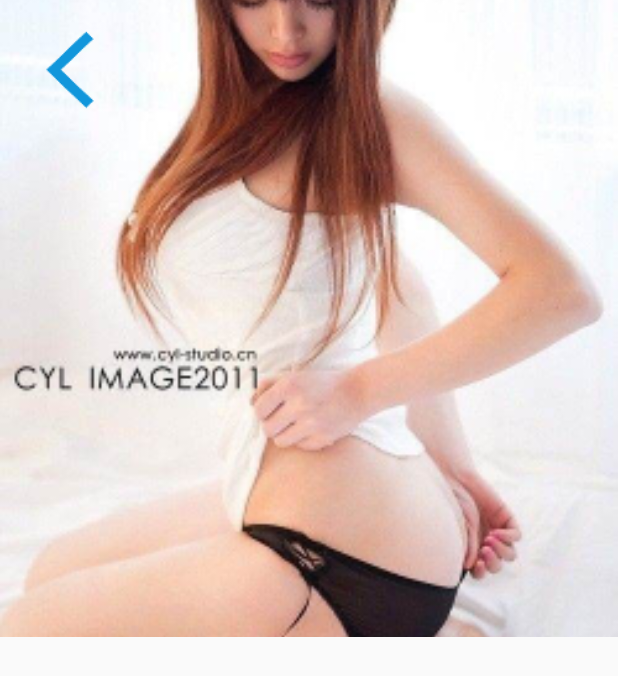
After one commit to Horizonxy/horizon_android, an Android app: the layout activity_status_layout.xml on its own in the app's theme, with its tools: preview values and no code run, on a phone screen of 412 x 824 dp. The commit adds this screen. Shown: the top 676 px of the screen. Run offline under Robolectric (Android 15) with nearby library versions, the phone set to English and light mode, and no system bars.

Commit message:
布局延伸到状态栏

```diff
--- a/app/src/main/java/com/horizon/android/activity/WeatherActivity.java
+++ b/app/src/main/java/com/horizon/android/activity/WeatherActivity.java
@@ -42,7 +42,6 @@ public class WeatherActivity extends BaseActivity implements WeatherView {
     @OnClick(R.id.btn_query)
     void weacherClick() {
         persenter.getWeather();
-        finish();
     }
 
     @Override
--- a/app/src/main/java/com/horizon/android/ui/HomeView.java
+++ b/app/src/main/java/com/horizon/android/ui/HomeView.java
@@ -21,6 +21,7 @@ import com.horizon.android.activity.PullToZoomListActivity;
 import com.horizon.android.activity.PullToZoomScrollActivity;
 import com.horizon.android.activity.RetrofitRxActivity;
 import com.horizon.android.activity.RetrofitRxJavaMvpContentActivity;
+import com.horizon.android.activity.StatusLayoutActivity;
 import com.horizon.android.activity.WeatherActivity;
 import com.zhy.autolayout.AutoLinearLayout;
 import butterknife.Bind;
@@ -81,6 +82,11 @@ public class HomeView extends AutoLinearLayout {
 				}
 			}, 5000);
 		}
+	}
+
+	@OnClick(R.id.btn_layout_status)
+	void layoutStatusClick(){
+		mCxt.startActivity(new Intent(mCxt, StatusLayoutActivity.class));
 	}
 
 	@OnClick(R.id.btn_animation_frame)
--- /dev/null
+++ b/app/src/main/res/layout/activity_status_layout.xml
@@ -0,0 +1,45 @@
+<?xml version="1.0" encoding="utf-8"?>
+<LinearLayout xmlns:android="http://schemas.android.com/apk/res/android"
+    android:layout_width="match_parent"
+    android:layout_height="match_parent"
+    android:orientation="vertical">
+
+    <FrameLayout
+        android:layout_width="match_parent"
+        android:layout_height="wrap_content">
+
+        <ImageView
+            android:id="@+id/iv_banner"
+            android:layout_width="match_parent"
+            android:layout_height="637px"
+            android:scaleType="centerCrop"
+            android:src="@mipmap/image" />
+
+        <RelativeLayout
+            android:id="@+id/rl_top"
+            android:layout_width="match_parent"
+            android:layout_height="@dimen/title_height"
+            android:gravity="center_vertical"
+            android:background="@color/transparent">
+
+            <ImageView
+                android:id="@+id/btn_left"
+                android:layout_width="@dimen/title_height"
+                android:layout_height="@dimen/title_height"
+                android:padding="@dimen/top_ico_margin"
+                android:src="@mipmap/maincolor_back" />
+
+            <TextView
+                android:id="@+id/tv_title"
+                android:layout_width="match_parent"
+                android:layout_height="match_parent"
+                android:layout_toRightOf="@id/btn_left"
+                android:gravity="center_vertical"
+                android:textColor="@color/main"
+                android:textSize="@dimen/large_size" />
+
+        </RelativeLayout>
+
+    </FrameLayout>
+
+</LinearLayout>
--- a/app/src/main/res/values/dimens.xml
+++ b/app/src/main/res/values/dimens.xml
@@ -14,5 +14,8 @@
     <dimen name="top_ico_margin">28px</dimen>
 
     <dimen name="title_height">140px</dimen>
+    <!-- Default screen margins, per the Android Design guidelines. -->
+    <dimen name="activity_horizontal_margin">16dp</dimen>
+    <dimen name="activity_vertical_margin">16dp</dimen>
 
 </resources>
```
Also changed, not shown: app/src/main/AndroidManifest.xml (+9 -1 lines), app/src/main/java/com/horizon/android/activity/StatusLayoutActivity.java (added, +65 -0 lines), app/src/main/res/layout/view_home.xml (+7 -0 lines), app/src/main/res/mipmap-xxhdpi/maincolor_back.png (added).
